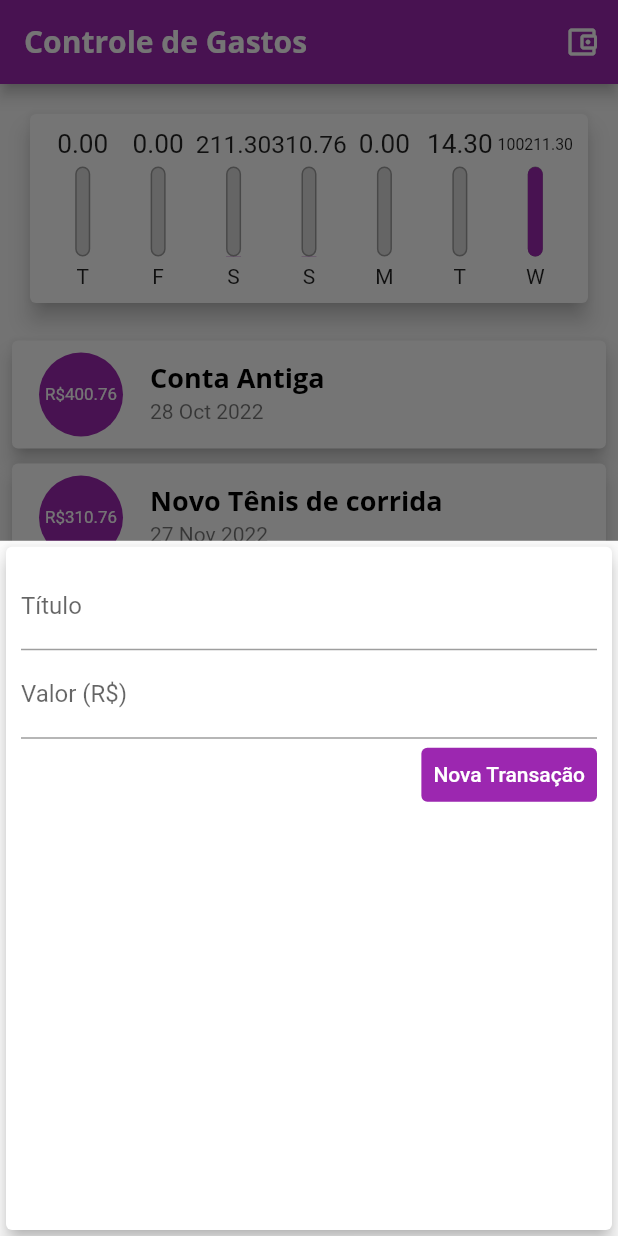
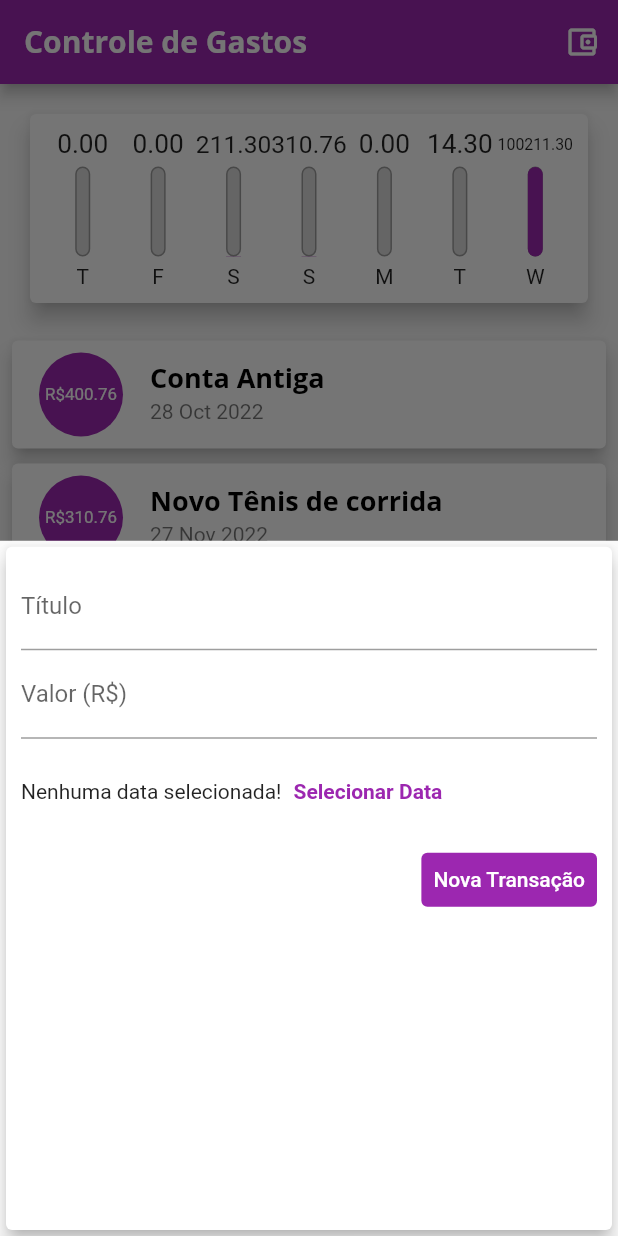
Before and after one commit to andrey-araujo/expenses, a Flutter app: the screen it shows after launch, after a tap on the "account balance wallet" icon, on a phone screen of 412 x 824 dp. Run offline on Flutter 3.47's test engine with Material 2 defaults, Android fonts, the phone set to English and light mode, and no system bars.

Commit message:
#aula132: creating a datepicker in transaction form

```diff
--- a/lib/components/transaction_form.dart
+++ b/lib/components/transaction_form.dart
@@ -10,7 +10,6 @@ class TransactionForm extends StatefulWidget {
 }
 
 class _TransactionFormState extends State<TransactionForm> {
-
   final titleController = TextEditingController();
   final valueController = TextEditingController();
 
@@ -23,6 +22,15 @@ class _TransactionFormState extends State<TransactionForm> {
     }
 
     widget.onSubmit(title, value);
+  }
+
+  _showDatePicker() {
+    showDatePicker(
+      context: context,
+      initialDate: DateTime.now(),
+      firstDate: DateTime(2019),
+      lastDate: DateTime.now(),
+    );
   }
 
   @override
@@ -50,12 +58,29 @@ class _TransactionFormState extends State<TransactionForm> {
                 labelText: 'Valor (R\$)',
               ),
             ),
+            SizedBox(
+              height: 70,
+              child: Row(
+                children: [
+                  const Text('Nenhuma data selecionada!'),
+                  TextButton(
+                    onPressed: _showDatePicker,
+                    child: const Text(
+                      'Selecionar Data',
+                      style: TextStyle(
+                        fontWeight: FontWeight.bold,
+                      ),
+                    )
+                  )
+                ],
+              ),
+            ),
             Row(
               mainAxisAlignment: MainAxisAlignment.end,
               children: [
                 TextButton(
                   style: TextButton.styleFrom(
-                    backgroundColor: Colors.purple,
+                    backgroundColor: Theme.of(context).colorScheme.primary,
                     primary: Colors.white,
                   ),
                   onPressed: _submitForm,
--- a/lib/main.dart
+++ b/lib/main.dart
@@ -29,6 +29,7 @@ class ExpensesApp extends StatelessWidget {
             fontWeight: FontWeight.bold,
             color: Colors.black,
           ),
+          button: const TextStyle(color: Colors.white),
         ),
         appBarTheme: const AppBarTheme(
           titleTextStyle: TextStyle(
```
